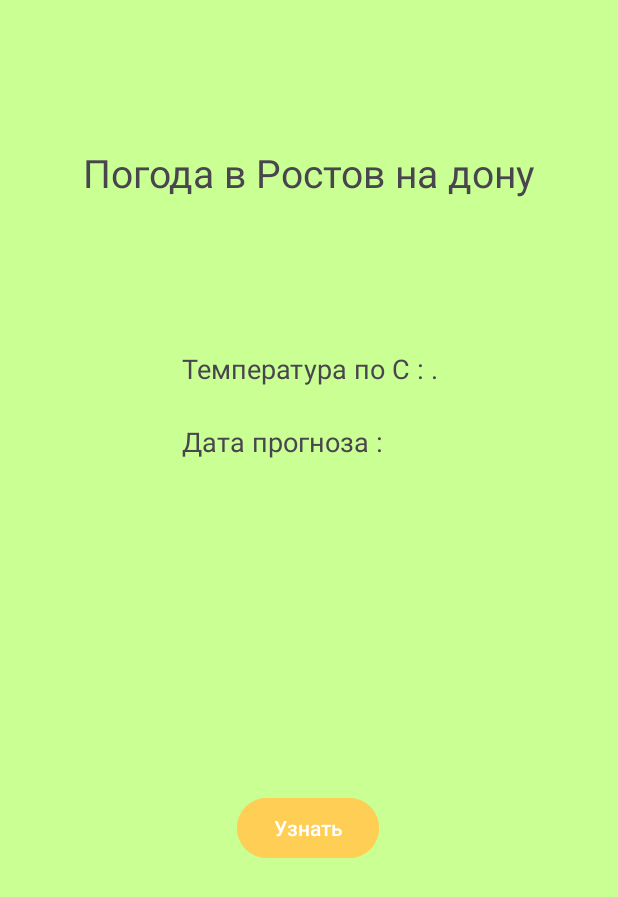
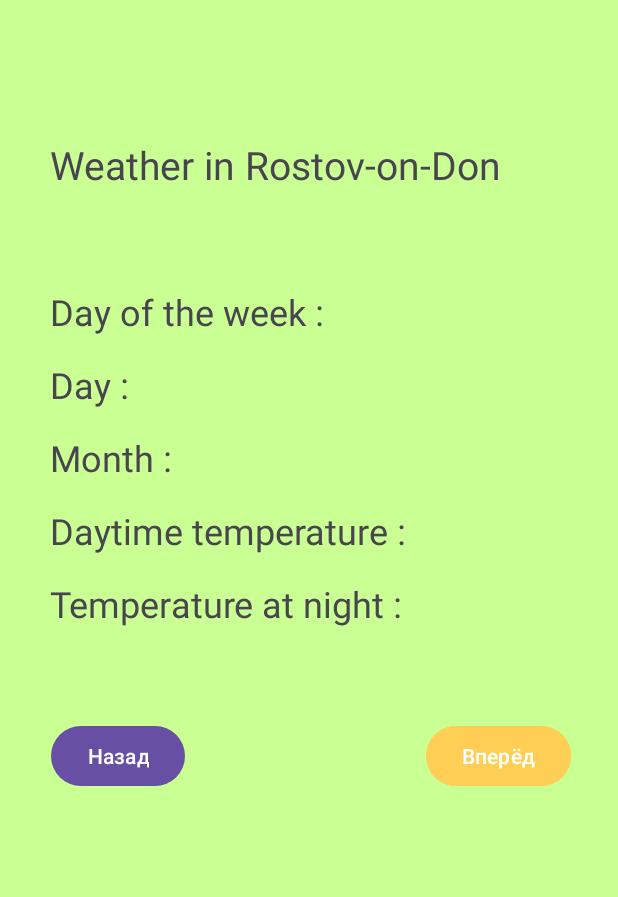
Before and after one commit to DmitriyQW/Weatherforecst, an Android app: the layout activity_main.xml on its own in the app's theme, with its tools: preview values and no code run, on a phone screen of 412 x 824 dp. Shown: the top 897 px of the screen. Run offline under Robolectric (Android 15) with nearby library versions, the phone set to English and light mode, and no system bars.

Commit message:
Добалвена локализация на Русский язык и добавлен класс для описания прогноза погоды добавлен тестовый вывод на интерфейс

```diff
--- a/app/src/main/AndroidManifest.xml
+++ b/app/src/main/AndroidManifest.xml
@@ -14,7 +14,8 @@
         tools:targetApi="31">
         <activity
             android:name=".MainActivity"
-            android:exported="true">
+            android:exported="true"
+            android:screenOrientation="portrait">
             <intent-filter>
                 <action android:name="android.intent.action.MAIN" />
 
--- a/app/src/main/res/layout/activity_main.xml
+++ b/app/src/main/res/layout/activity_main.xml
@@ -9,62 +9,100 @@
     tools:context=".MainActivity">
 
     <TextView
-        android:id="@+id/textView"
+        android:id="@+id/textView_selected_city"
         android:layout_width="wrap_content"
         android:layout_height="wrap_content"
-        android:text="Погода в Ростов на дону"
+        android:text="@string/selected_city"
         android:textSize="26sp"
         app:layout_constraintBottom_toBottomOf="parent"
         app:layout_constraintEnd_toEndOf="parent"
+        app:layout_constraintHorizontal_bias="0.3"
         app:layout_constraintStart_toStartOf="parent"
         app:layout_constraintTop_toTopOf="parent"
-        app:layout_constraintVertical_bias="0.123" />
+        app:layout_constraintVertical_bias="0.117" />
 
-    <ImageView
-        android:id="@+id/imageView"
+    <TextView
+        android:id="@+id/textView_temperature"
         android:layout_width="wrap_content"
         android:layout_height="wrap_content"
-        android:layout_marginTop="40dp"
-        app:layout_constraintEnd_toEndOf="@+id/textView"
-        app:layout_constraintStart_toStartOf="@+id/textView"
-        app:layout_constraintTop_toBottomOf="@+id/textView"
-        tools:srcCompat="@tools:sample/avatars" />
+        android:layout_marginTop="16dp"
+        android:text="@string/temperature_day"
+        android:textSize="24sp"
+        app:layout_constraintEnd_toEndOf="@+id/textView_months"
+        app:layout_constraintHorizontal_bias="0.0"
+        app:layout_constraintStart_toStartOf="@+id/textView_months"
+        app:layout_constraintTop_toBottomOf="@+id/textView_months" />
 
     <TextView
-        android:id="@+id/textView2"
+        android:id="@+id/textView_dayWeek"
         android:layout_width="wrap_content"
         android:layout_height="wrap_content"
-        android:layout_marginTop="60dp"
-        android:text="Температура по C : . "
-        android:textSize="18sp"
-        app:layout_constraintEnd_toEndOf="@+id/imageView"
-        app:layout_constraintHorizontal_bias="0.488"
-        app:layout_constraintStart_toStartOf="@+id/imageView"
-        app:layout_constraintTop_toBottomOf="@+id/imageView" />
+        android:layout_marginTop="64dp"
+        android:text="@string/dayWeek"
+        android:textSize="24sp"
+        app:layout_constraintEnd_toEndOf="@+id/textView_selected_city"
+        app:layout_constraintHorizontal_bias="0.0"
+        app:layout_constraintStart_toStartOf="@+id/textView_selected_city"
+        app:layout_constraintTop_toBottomOf="@+id/textView_selected_city" />
 
-    <TextView
-        android:id="@+id/textView3"
+    <Button
+        android:id="@+id/button_discover"
         android:layout_width="wrap_content"
         android:layout_height="wrap_content"
-        android:layout_marginTop="24dp"
-        android:text="Дата прогноза :"
-        android:textSize="18sp"
-        app:layout_constraintEnd_toEndOf="@+id/textView2"
-        app:layout_constraintHorizontal_bias="0.0"
-        app:layout_constraintStart_toStartOf="@+id/textView2"
-        app:layout_constraintTop_toBottomOf="@+id/textView2" />
+        android:layout_marginTop="480dp"
+        android:backgroundTint="#FFCE54"
+        android:text="Вперёд"
+        android:textColorLink="#3EFF59"
+        app:layout_constraintEnd_toEndOf="parent"
+        app:layout_constraintHorizontal_bias="0.9"
+        app:layout_constraintStart_toStartOf="parent"
+        app:layout_constraintTop_toTopOf="parent" />
 
     <Button
         android:id="@+id/button"
         android:layout_width="wrap_content"
         android:layout_height="wrap_content"
-        android:layout_marginTop="528dp"
-        android:backgroundTint="#FFCE54"
-        android:text="Узнать"
-        android:textColorLink="#3EFF59"
+        android:layout_marginTop="480dp"
+        android:text="Назад"
         app:layout_constraintEnd_toEndOf="parent"
-        app:layout_constraintHorizontal_bias="0.498"
+        app:layout_constraintHorizontal_bias="0.105"
         app:layout_constraintStart_toStartOf="parent"
         app:layout_constraintTop_toTopOf="parent" />
 
+    <TextView
+        android:id="@+id/textView_nightTemperatur"
+        android:layout_width="wrap_content"
+        android:layout_height="wrap_content"
+        android:layout_marginTop="16dp"
+        android:text="@string/night_temperatur"
+        android:textSize="24sp"
+        app:layout_constraintEnd_toEndOf="@+id/textView_temperature"
+        app:layout_constraintHorizontal_bias="0.0"
+        app:layout_constraintStart_toStartOf="@+id/textView_temperature"
+        app:layout_constraintTop_toBottomOf="@+id/textView_temperature" />
+
+    <TextView
+        android:id="@+id/textView_months"
+        android:layout_width="wrap_content"
+        android:layout_height="wrap_content"
+        android:layout_marginTop="16dp"
+        android:text="@string/month"
+        android:textSize="24sp"
+        app:layout_constraintEnd_toEndOf="@+id/textView_numbersMonths"
+        app:layout_constraintHorizontal_bias="0.0"
+        app:layout_constraintStart_toStartOf="@+id/textView_numbersMonths"
+        app:layout_constraintTop_toBottomOf="@+id/textView_numbersMonths" />
+
+    <TextView
+        android:id="@+id/textView_numbersMonths"
+        android:layout_width="wrap_content"
+        android:layout_height="wrap_content"
+        android:layout_marginTop="16dp"
+        android:text="@string/numbers_months"
+        android:textSize="24sp"
+        app:layout_constraintEnd_toEndOf="@+id/textView_dayWeek"
+        app:layout_constraintHorizontal_bias="0.0"
+        app:layout_constraintStart_toStartOf="@+id/textView_dayWeek"
+        app:layout_constraintTop_toBottomOf="@+id/textView_dayWeek" />
+
 </androidx.constraintlayout.widget.ConstraintLayout>
--- a/app/src/main/res/values/strings.xml
+++ b/app/src/main/res/values/strings.xml
@@ -1,3 +1,9 @@
 <resources>
     <string name="app_name">Weatherforecst</string>
+    <string name="selected_city">Weather in Rostov-on-Don</string>
+    <string name="dayWeek">Day of the week : </string>
+    <string name="numbers_months">Day : </string>
+    <string name="month">Month : </string>
+    <string name="temperature_day">Daytime temperature : </string>
+    <string name="night_temperatur">Temperature at night : </string>
 </resources>
```
Also changed, not shown: app/src/main/java/com/weatherforecst/lernkotlin/Forecast.kt (added, +28 -0 lines), app/src/main/java/com/weatherforecst/lernkotlin/MainActivity.kt (+45 -3 lines).
